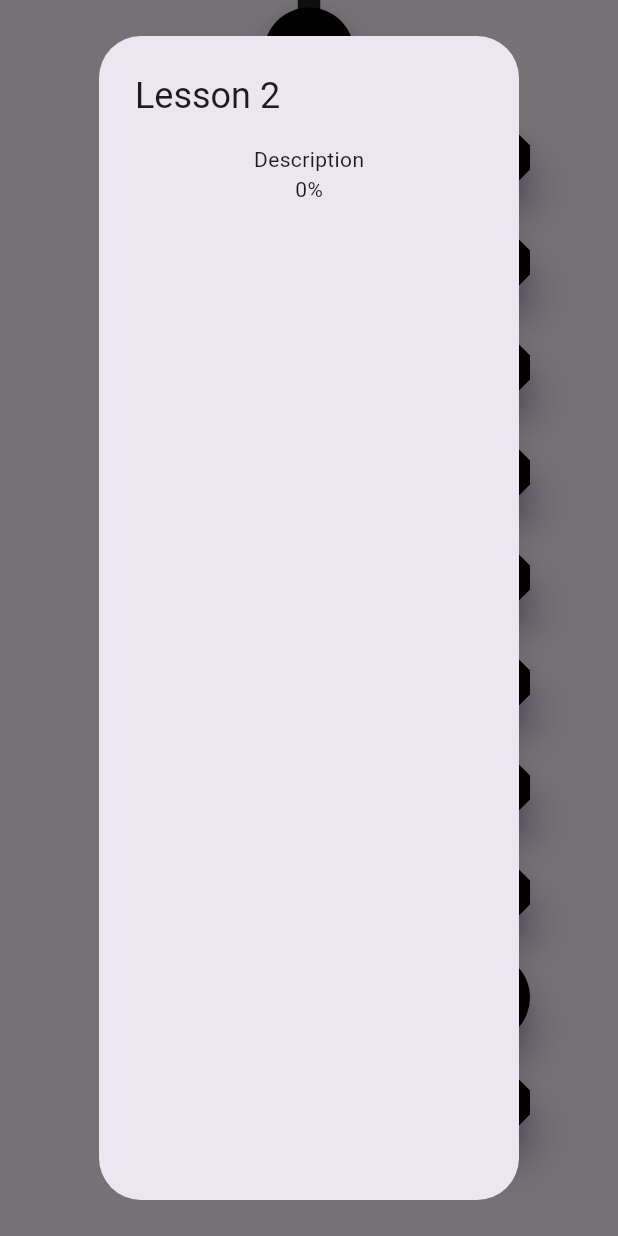
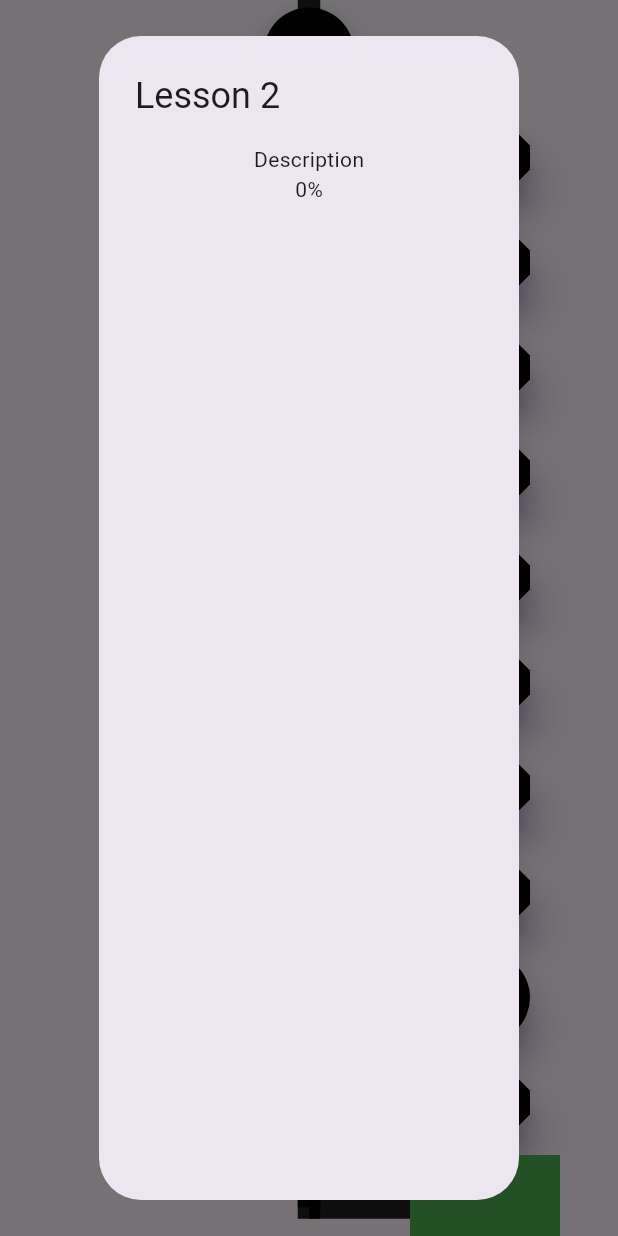
Before and after one commit to OleksijKhodzko/42, a Flutter app: the ChainedLevelsMap widget shown alone on an empty page, opened directly, after a tap on an icon or button, on a phone screen of 412 x 824 dp. Run offline on Flutter 3.47's test engine with Material 3 defaults, Android fonts, the light colour scheme and no system bars; our stand-ins replace cloud_firestore, device_preview, firebase_auth, firebase_core, firebase_storage, flutter_spinkit and 1 more; missing offline and left inert: firebase_auth_web, firebase_core_web, json_cache; accounts and stored records are empty; network calls fail.

Commit message:
added mock finish widget to the level map

```diff
--- a/lib/pages/game_course_page/chained_levels_map.dart
+++ b/lib/pages/game_course_page/chained_levels_map.dart
@@ -5,6 +5,7 @@
 import 'package:fortytwo/models/course_progress.dart';
 import 'package:fortytwo/models/course_section.dart';
 import 'package:fortytwo/models/lesson.dart';
+import 'package:fortytwo/pages/game_course_page/course_finish_widget.dart';
 import 'package:fortytwo/pages/game_course_page/lesson_level_map_widget.dart';
 import 'package:fortytwo/pages/game_course_page/section_level_map_widget.dart';
 import 'package:fortytwo/shared_widgets/vertical_pagging.dart';
@@ -558,24 +559,31 @@
           print('Wrong currentType');
           return;
       }
+      print(verticalStroke.toString());
       if (verticalStroke) row[currentPosition] = 3;
       grid.add(row);
       print('///////////////////////'
           'Added $currentType level'
           '///////////////////////');
+      print(grid.last.toString());
     }
 
     bool verticalStroke = false;
-    for (Widget _ in widgetList) {
+    int widgetNum = widgetList.length;
+    for (int i = 0; i < widgetNum; i++) {
       addNode();
       if (changePosition()) {
         verticalStroke = Random().nextInt(3) == 0;
         continue;
       }
+      // this is to add finish widget in the end
+      if (i == widgetNum - 2) verticalStroke = true;
+      if (i == widgetNum - 1) break;
       addLayer(verticalStroke: verticalStroke);
       verticalStroke = false;
     }
 
+    for (List i in grid) print(i.toString());
     return grid;
   }
 
@@ -619,6 +627,8 @@
       }
       k++;
     }
+    contentWidgets.add(SizedBox());
+    contentWidgets.add(CourseFinishLevelMapWidget());
     print('Length of contentWidgets: ${contentWidgets.length.toString()}');
     return contentWidgets;
   }
@@ -631,6 +641,7 @@
       for (int j in levelPoints[i]) {
         print(i);
         if (k < contentWidgets.length) {
+          // It is adding to the Stack widget
           chainWidget[i].child.children[j].child.children.add(
                 SizedBox(
                   child: Center(
@@ -692,18 +703,3 @@
     );
   }
 }
-
-class Tile extends StatelessWidget {
-  final Widget child;
-  const Tile({super.key, required this.child});
-
-  @override
-  Widget build(BuildContext context) {
-    return Container(
-      height: 100,
-      width: 100,
-      color: Colors.cyan,
-      child: child,
-    );
-  }
-}
--- /dev/null
+++ b/lib/pages/game_course_page/course_finish_widget.dart
@@ -0,0 +1,15 @@
+import 'package:flutter/material.dart';
+
+class CourseFinishLevelMapWidget extends StatelessWidget {
+  const CourseFinishLevelMapWidget({super.key});
+
+  @override
+  Widget build(BuildContext context) {
+    // The finish widget of the course level map
+    return Container(
+      height: 100,
+      width: 100,
+      color: Colors.green,
+    );
+  }
+}
```
Also changed, not shown: 1 other file.
